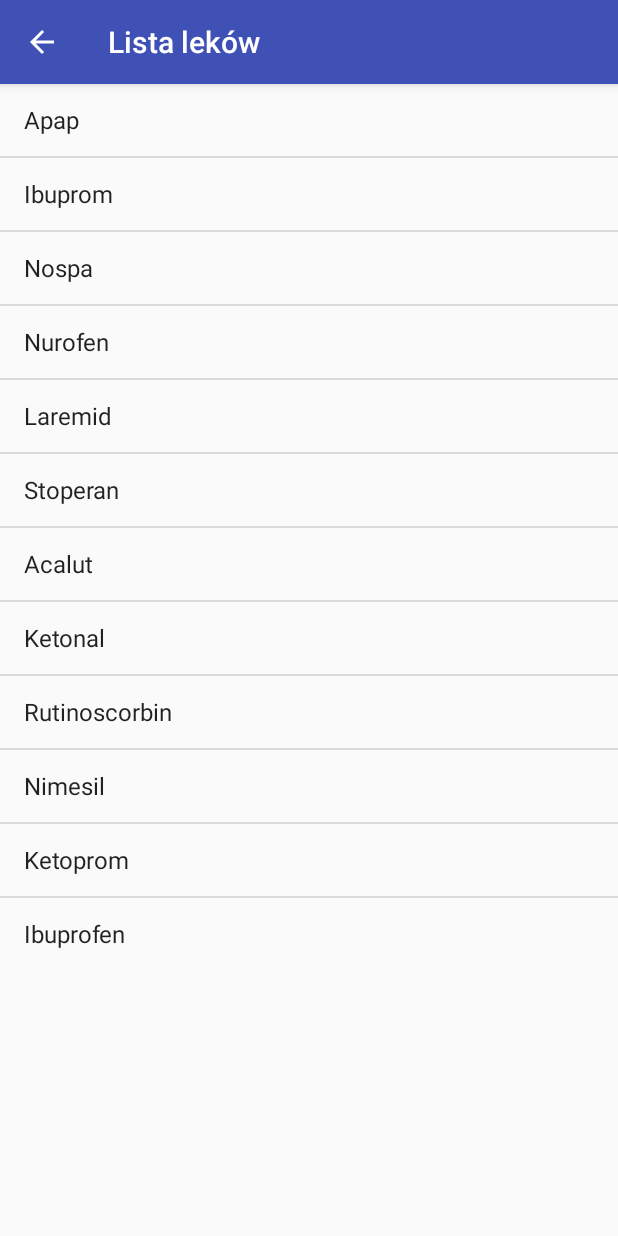
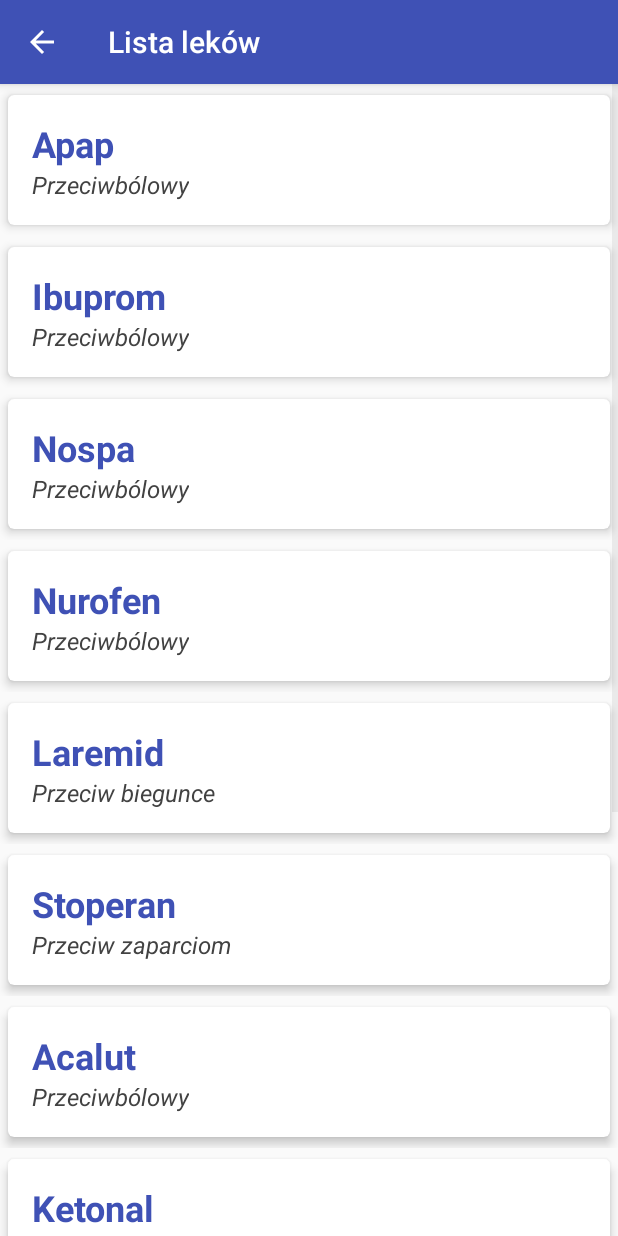
Before and after one commit to SmartUS-KNI/WirtualnaApteczka, an Android app: the ActivityMedicineList screen opened directly, with no data from a screen before it, on a phone screen of 412 x 824 dp. Run offline under Robolectric (Android 15) with nearby library versions, the phone set to English and light mode, and no system bars.

Commit message:
Made medicine list look a little bit prettier by using cards

```diff
--- a/app/build.gradle
+++ b/app/build.gradle
@@ -32,4 +32,5 @@ dependencies {
     compile 'com.android.support.constraint:constraint-layout:1.0.2'
     testCompile 'junit:junit:4.12'
     compile 'org.greenrobot:greendao:3.2.0'
+    compile 'com.android.support:cardview-v7:25.3.1'
 }
--- a/app/src/main/java/smartcity/kni/wirtualnaapteczka/ActivityMedicineList.java
+++ b/app/src/main/java/smartcity/kni/wirtualnaapteczka/ActivityMedicineList.java
@@ -22,22 +22,22 @@ public class ActivityMedicineList extends AppCompatActivity {
 
         // --- DUMMY DATA!!! ---
         ArrayList<DummyMedicine> dummyMedicines = new ArrayList<>();
-        dummyMedicines.add(new DummyMedicine("Apap"));
-        dummyMedicines.add(new DummyMedicine("Ibuprom"));
-        dummyMedicines.add(new DummyMedicine("Nospa"));
-        dummyMedicines.add(new DummyMedicine("Nurofen"));
-        dummyMedicines.add(new DummyMedicine("Laremid"));
-        dummyMedicines.add(new DummyMedicine("Stoperan"));
-        dummyMedicines.add(new DummyMedicine("Acalut"));
-        dummyMedicines.add(new DummyMedicine("Ketonal"));
-        dummyMedicines.add(new DummyMedicine("Rutinoscorbin"));
-        dummyMedicines.add(new DummyMedicine("Nimesil"));
-        dummyMedicines.add(new DummyMedicine("Ketoprom"));
-        dummyMedicines.add(new DummyMedicine("Ibuprofen"));
+        dummyMedicines.add(new DummyMedicine("Apap", "Przeciwbólowy"));
+        dummyMedicines.add(new DummyMedicine("Ibuprom", "Przeciwbólowy"));
+        dummyMedicines.add(new DummyMedicine("Nospa", "Przeciwbólowy"));
+        dummyMedicines.add(new DummyMedicine("Nurofen", "Przeciwbólowy"));
+        dummyMedicines.add(new DummyMedicine("Laremid", "Przeciw biegunce"));
+        dummyMedicines.add(new DummyMedicine("Stoperan", "Przeciw zaparciom"));
+        dummyMedicines.add(new DummyMedicine("Acalut", "Przeciwbólowy"));
+        dummyMedicines.add(new DummyMedicine("Ketonal", "Przeciwbólowy"));
+        dummyMedicines.add(new DummyMedicine("Rutinoscorbin", "Witaminy"));
+        dummyMedicines.add(new DummyMedicine("Nimesil", "Silny przeciwbólowy"));
+        dummyMedicines.add(new DummyMedicine("Ketoprom", "Przeciwbólowy"));
+        dummyMedicines.add(new DummyMedicine("Ibuprofen", "Przeciwgorączkowy"));
         // --- DUMMY DATA!!! ---
 
         ListView medicineListView = (ListView) findViewById(R.id.Medicine_ListView);
-        mMedicineListAdapter = new MedicineListAdapter(this,dummyMedicines);
+        mMedicineListAdapter = new MedicineListAdapter(this, dummyMedicines);
         medicineListView.setAdapter(mMedicineListAdapter);
     }
 }
--- a/app/src/main/java/smartcity/kni/wirtualnaapteczka/adapters/DummyMedicine.java
+++ b/app/src/main/java/smartcity/kni/wirtualnaapteczka/adapters/DummyMedicine.java
@@ -7,10 +7,12 @@ package smartcity.kni.wirtualnaapteczka.adapters;
 public class DummyMedicine {
 
     private String mMedicineName;
+    private String mMedicineTag;
 
-    public DummyMedicine(String mMedicineName){
+
+    public DummyMedicine(String mMedicineName, String mMedicineTag) {
         this.mMedicineName = mMedicineName;
-
+        this.mMedicineTag = mMedicineTag;
     }
 
     public String getmMedicineName() {
@@ -21,4 +23,11 @@ public class DummyMedicine {
         this.mMedicineName = mMedicineName;
     }
 
+    public String getmMedicineTag() {
+        return mMedicineTag;
+    }
+
+    public void setmMedicineTag(String mMedicineTag) {
+        this.mMedicineTag = mMedicineTag;
+    }
 }
--- a/app/src/main/java/smartcity/kni/wirtualnaapteczka/adapters/MedicineListAdapter.java
+++ b/app/src/main/java/smartcity/kni/wirtualnaapteczka/adapters/MedicineListAdapter.java
@@ -32,13 +32,16 @@ public class MedicineListAdapter extends ArrayAdapter<DummyMedicine> {
         View listItemView = convertView;
         if(listItemView == null){
             listItemView = LayoutInflater.from(getContext()).inflate(
-                    android.R.layout.simple_list_item_1, null);
+                    R.layout.medicine_list_view_item, null);
         }
 
         DummyMedicine dummyMedicine = getItem(position);
 
-        TextView medicineNameTV = (TextView) listItemView.findViewById(android.R.id.text1);
+        TextView medicineNameTV = (TextView) listItemView.findViewById(R.id.medicine_name_text_view);
         medicineNameTV.setText(dummyMedicine.getmMedicineName());
+
+        TextView medicineTagTV = (TextView) listItemView.findViewById(R.id.medicine_tag_text_view);
+        medicineTagTV.setText(dummyMedicine.getmMedicineTag());
 
         return listItemView;
 
--- a/app/src/main/res/layout/activity_medicine_list.xml
+++ b/app/src/main/res/layout/activity_medicine_list.xml
@@ -4,6 +4,8 @@
     xmlns:tools="http://schemas.android.com/tools"
     android:id="@+id/Medicine_ListView"
     android:layout_width="match_parent"
-    android:layout_height="wrap_content">
+    android:layout_height="wrap_content"
+    android:divider="@null"
+    android:dividerHeight="0dp">
 
 </ListView>
--- /dev/null
+++ b/app/src/main/res/layout/medicine_list_view_item.xml
@@ -0,0 +1,46 @@
+<?xml version="1.0" encoding="utf-8"?>
+<LinearLayout xmlns:android="http://schemas.android.com/apk/res/android"
+    xmlns:card_view="http://schemas.android.com/apk/res-auto"
+    android:layout_width="match_parent"
+    android:layout_height="wrap_content"
+    android:orientation="vertical">
+
+    <android.support.v7.widget.CardView
+        android:layout_width="match_parent"
+        android:layout_height="wrap_content"
+        card_view:cardCornerRadius="4dp"
+        card_view:cardElevation="4dp"
+        card_view:cardBackgroundColor="@color/cardview_light_background"
+        card_view:cardUseCompatPadding="true">
+
+
+        <LinearLayout
+            android:layout_width="match_parent"
+            android:layout_height="match_parent"
+            android:orientation="vertical">
+            <TextView
+                android:id="@+id/medicine_name_text_view"
+                android:layout_width="wrap_content"
+                android:layout_height="wrap_content"
+                android:paddingTop="16dp"
+                android:paddingLeft="16dp"
+                android:paddingRight="16dp"
+                android:text="Ibuprom"
+                style="@style/AppTheme.CardMedicineName"
+                android:textStyle="bold"/>
+            <TextView
+                android:id="@+id/medicine_tag_text_view"
+                android:layout_width="wrap_content"
+                android:layout_height="wrap_content"
+                android:paddingLeft="16dp"
+                android:paddingRight="16dp"
+                android:paddingBottom="16dp"
+                android:textStyle="italic"
+                android:text="Lek przeciwbólowy"
+                style="@style/AppTheme.CardMedicineTag"/>
+
+        </LinearLayout>
+
+    </android.support.v7.widget.CardView>
+
+</LinearLayout>
--- a/app/src/main/res/values/styles.xml
+++ b/app/src/main/res/values/styles.xml
@@ -17,4 +17,14 @@
 
     <style name="AppTheme.PopupOverlay" parent="ThemeOverlay.AppCompat.Light" />
 
+    <style name="AppTheme.CardMedicineName">
+        <item name="android:textColor">@color/colorPrimary</item>
+        <item name="android:textSize">24sp</item>
+    </style>
+
+    <style name="AppTheme.CardMedicineTag">
+        <item name="android:textColor">@color/cardview_dark_background</item>
+        <item name="android:textSize">16sp</item>
+    </style>
+
 </resources>
--- a/build.gradle
+++ b/build.gradle
@@ -18,6 +18,7 @@ buildscript {
 allprojects {
     repositories {
         jcenter()
+        google()
     }
 }
 
```
